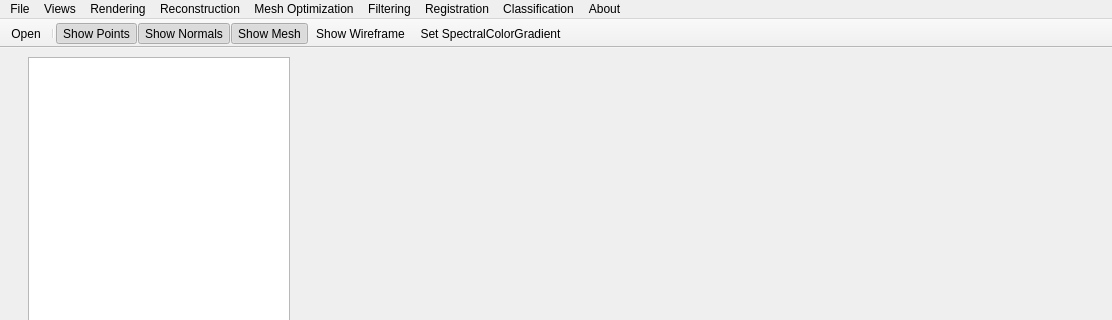
Qt form src/tools/viewer/ui/LVRMainWindowUI.ui (uos/lvr2) before a commit; both pictures show x 0 to 1112 and y 0 to 320 of the 1112 by 847 pixel window.
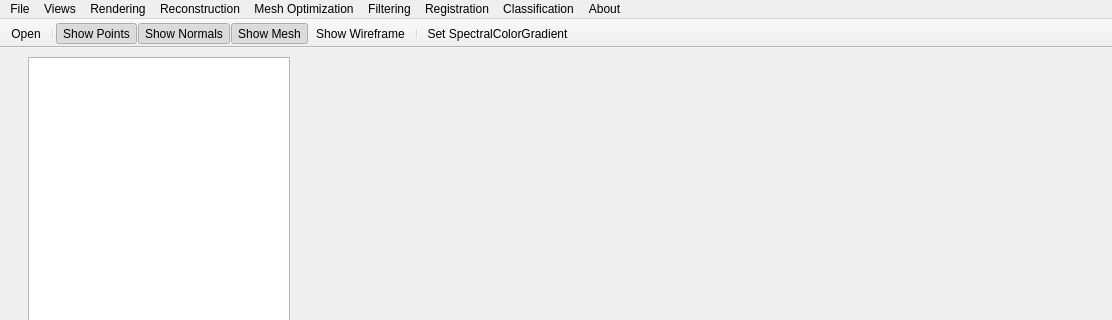
The same form after that commit. Icons and pictures are not drawn. Custom widgets are drawn as their Qt base class.

```diff
--- a/src/tools/viewer/ui/LVRMainWindowUI.ui
+++ b/src/tools/viewer/ui/LVRMainWindowUI.ui
@@ -450,6 +450,7 @@
    <addaction name="actionShow_Normals"/>
    <addaction name="actionShow_Mesh"/>
    <addaction name="actionShow_Wireframe"/>
+   <addaction name="separator"/>
    <addaction name="actionShow_SpectralColorGradient"/>
   </widget>
   <widget class="QMenuBar" name="menubar">
```
